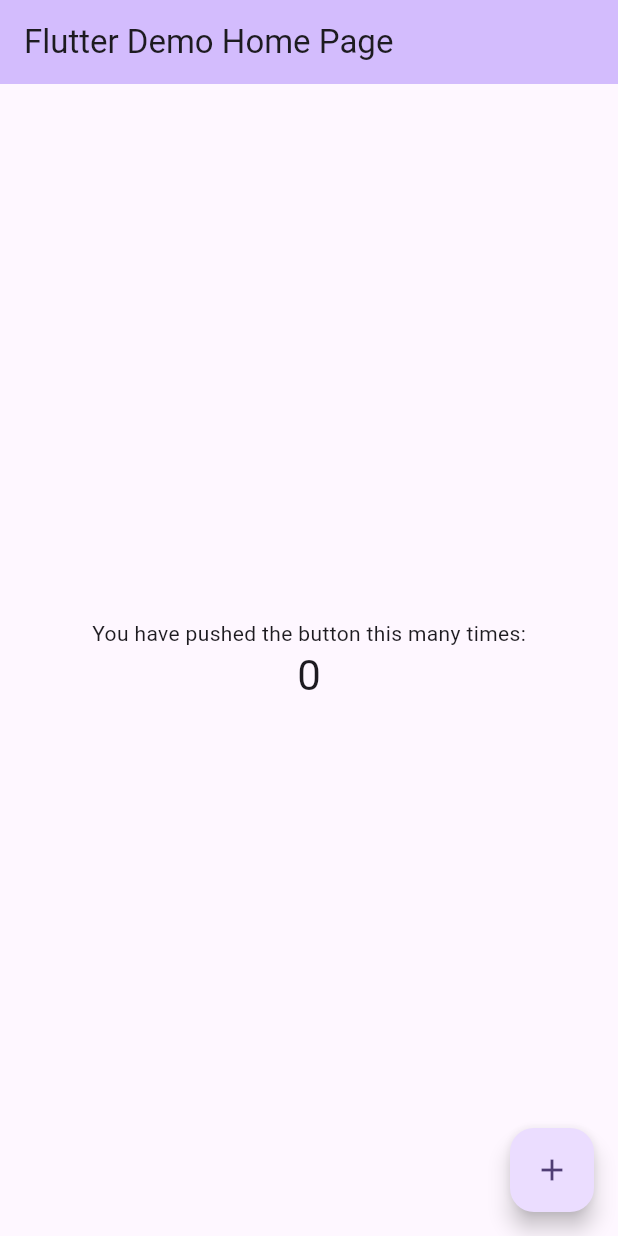
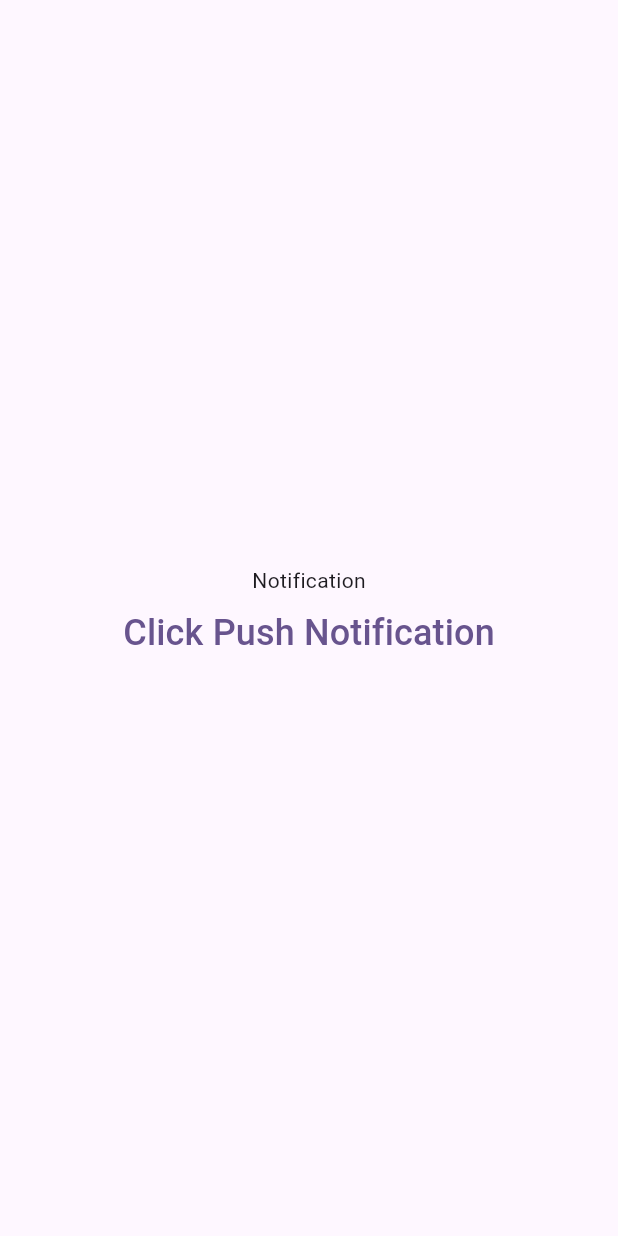
Before and after one commit to CHANDARA-code/flutter_push_notification, a Flutter app: the screen it shows after launch, on a phone screen of 412 x 824 dp. Run offline on Flutter 3.47's test engine with Material 3 defaults, Android fonts, the phone set to English and light mode, and no system bars; our stand-ins replace flutter_local_notifications.

Commit message:
feat: config push notification

```diff
--- a/lib/main.dart
+++ b/lib/main.dart
@@ -1,4 +1,5 @@
 import 'package:flutter/material.dart';
+import 'package:flutter_local_notifications/flutter_local_notifications.dart';
 
 void main() {
   runApp(const MyApp());
@@ -13,21 +14,6 @@ class MyApp extends StatelessWidget {
     return MaterialApp(
       title: 'Flutter Demo',
       theme: ThemeData(
-        // This is the theme of your application.
-        //
-        // TRY THIS: Try running your application with "flutter run". You'll see
-        // the application has a purple toolbar. Then, without quitting the app,
-        // try changing the seedColor in the colorScheme below to Colors.green
-        // and then invoke "hot reload" (save your changes or press the "hot
-        // reload" button in a Flutter-supported IDE, or press "r" if you used
-        // the command line to start the app).
-        //
-        // Notice that the counter didn't reset back to zero; the application
-        // state is not lost during the reload. To reset the state, use hot
-        // restart instead.
-        //
-        // This works for code too, not just values: Most code changes can be
-        // tested with just a hot reload.
         colorScheme: ColorScheme.fromSeed(seedColor: Colors.deepPurple),
       ),
       home: const MyHomePage(title: 'Flutter Demo Home Page'),
@@ -37,16 +23,6 @@ class MyApp extends StatelessWidget {
 
 class MyHomePage extends StatefulWidget {
   const MyHomePage({super.key, required this.title});
-
-  // This widget is the home page of your application. It is stateful, meaning
-  // that it has a State object (defined below) that contains fields that affect
-  // how it looks.
-
-  // This class is the configuration for the state. It holds the values (in this
-  // case the title) provided by the parent (in this case the App widget) and
-  // used by the build method of the State. Fields in a Widget subclass are
-  // always marked "final".
-
   final String title;
 
   @override
@@ -54,69 +30,67 @@ class MyHomePage extends StatefulWidget {
 }
 
 class _MyHomePageState extends State<MyHomePage> {
-  int _counter = 0;
+  FlutterLocalNotificationsPlugin flutterLocalNotificationsPlugin =
+      FlutterLocalNotificationsPlugin();
+  @override
+  void initState() {
+    super.initState();
+    var initializationSettingsAndroid = AndroidInitializationSettings(
+      '@mipmap/ic_launcher',
+    );
+    var initializationSettingsIOS =
+        DarwinInitializationSettings(); // IOS or MacOS
 
-  void _incrementCounter() {
-    setState(() {
-      // This call to setState tells the Flutter framework that something has
-      // changed in this State, which causes it to rerun the build method below
-      // so that the display can reflect the updated values. If we changed
-      // _counter without calling setState(), then the build method would not be
-      // called again, and so nothing would appear to happen.
-      _counter++;
-    });
+    var initializationSettings = InitializationSettings(
+      android: initializationSettingsAndroid,
+      iOS: initializationSettingsIOS,
+    );
+    flutterLocalNotificationsPlugin.initialize(initializationSettings);
   }
 
   @override
   Widget build(BuildContext context) {
-    // This method is rerun every time setState is called, for instance as done
-    // by the _incrementCounter method above.
-    //
-    // The Flutter framework has been optimized to make rerunning build methods
-    // fast, so that you can just rebuild anything that needs updating rather
-    // than having to individually change instances of widgets.
     return Scaffold(
-      appBar: AppBar(
-        // TRY THIS: Try changing the color here to a specific color (to
-        // Colors.amber, perhaps?) and trigger a hot reload to see the AppBar
-        // change color while the other colors stay the same.
-        backgroundColor: Theme.of(context).colorScheme.inversePrimary,
-        // Here we take the value from the MyHomePage object that was created by
-        // the App.build method, and use it to set our appbar title.
-        title: Text(widget.title),
-      ),
       body: Center(
-        // Center is a layout widget. It takes a single child and positions it
-        // in the middle of the parent.
         child: Column(
-          // Column is also a layout widget. It takes a list of children and
-          // arranges them vertically. By default, it sizes itself to fit its
-          // children horizontally, and tries to be as tall as its parent.
-          //
-          // Column has various properties to control how it sizes itself and
-          // how it positions its children. Here we use mainAxisAlignment to
-          // center the children vertically; the main axis here is the vertical
-          // axis because Columns are vertical (the cross axis would be
-          // horizontal).
-          //
-          // TRY THIS: Invoke "debug painting" (choose the "Toggle Debug Paint"
-          // action in the IDE, or press "p" in the console), to see the
-          // wireframe for each widget.
           mainAxisAlignment: MainAxisAlignment.center,
-          children: <Widget>[
-            const Text('You have pushed the button this many times:'),
-            Text(
-              '$_counter',
-              style: Theme.of(context).textTheme.headlineMedium,
+          children: [
+            Text("Notification"),
+            TextButton(
+              onPressed: () {
+                showSimpleNotification();
+              },
+              child: Text(
+                "Click Push Notification",
+                style: TextStyle(fontSize: 24),
+              ),
             ),
           ],
         ),
       ),
-      floatingActionButton: FloatingActionButton(
-        onPressed: _incrementCounter,
-        tooltip: 'Increment',
-        child: const Icon(Icons.add),
-      ), // This trailing comma makes auto-formatting nicer for build methods.
+    );
+  }
+
+  void showSimpleNotification() async {
+    var androidPlatformChannelSpecifics = AndroidNotificationDetails(
+      'high_importance_channel',
+      'High Importance Notifications',
+      channelDescription: 'Used for critical alerts',
+      importance: Importance.max,
+      priority: Priority.high,
+      ticker: 'ticker',
+      icon: '@mipmap/ic_launcher',
+    );
+    var iOSPlatformChannelSpecifics = DarwinNotificationDetails();
+    var platformChannelSpecifics = NotificationDetails(
+      android: androidPlatformChannelSpecifics,
+      iOS: iOSPlatformChannelSpecifics,
+    );
+    await flutterLocalNotificationsPlugin.show(
+      0,
+      'Hello!',
+      'This is a simple notification.',
+      platformChannelSpecifics,
     );
   }
 }
--- a/pubspec.yaml
+++ b/pubspec.yaml
@@ -34,6 +34,7 @@ dependencies:
   # The following adds the Cupertino Icons font to your application.
   # Use with the CupertinoIcons class for iOS style icons.
   cupertino_icons: ^1.0.8
+  flutter_local_notifications: ^19.5.0
 
 dev_dependencies:
   flutter_test:
```
Also changed, not shown: pubspec.lock, 11 other files.
